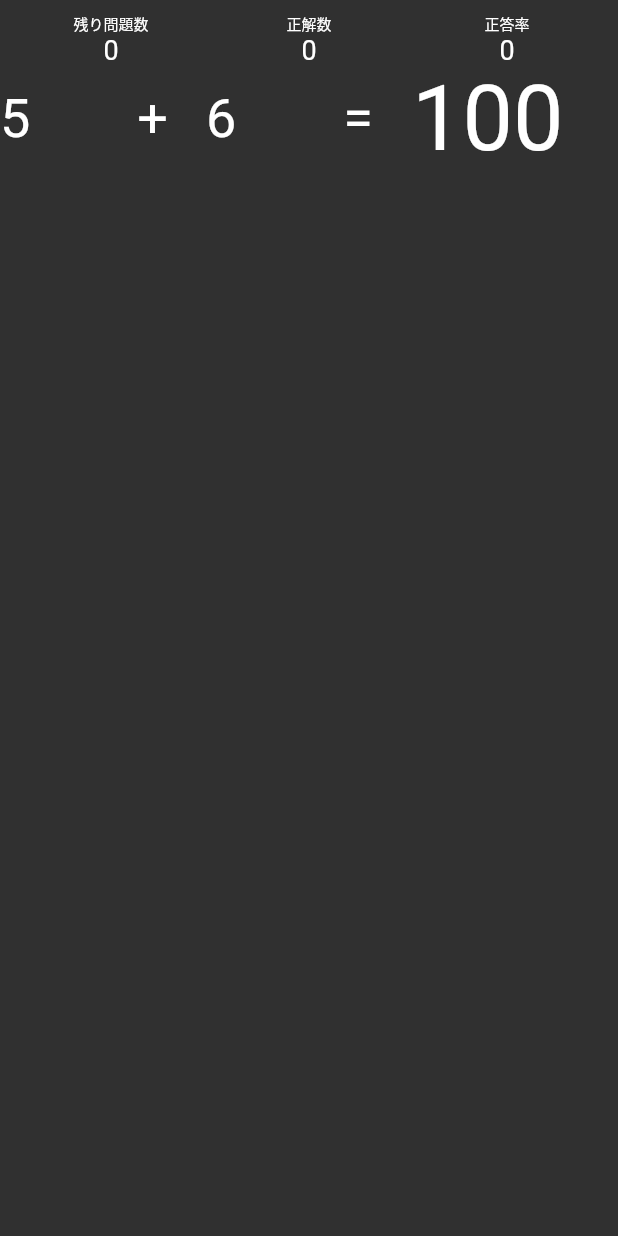
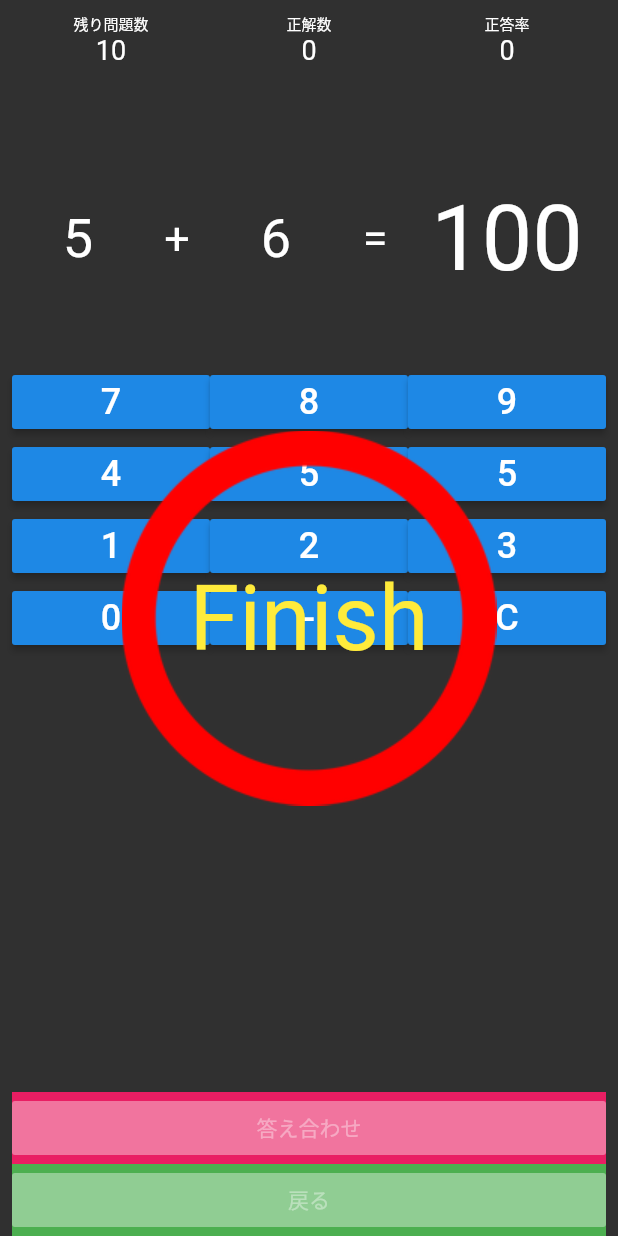
Before and after one commit to RYgithub1/calc_training, a Flutter app: the screen it shows after launch, after a tap on "START", on a phone screen of 412 x 824 dp. Run offline on Flutter 3.47's test engine with Material 2 defaults, Android fonts, the phone set to English and light mode, and no system bars.

Commit message:
add_testScreenView

```diff
--- a/lib/screens/home_screen.dart
+++ b/lib/screens/home_screen.dart
@@ -50,12 +50,14 @@ class _HomeScreenState extends State<HomeScreen> {
 
     return Scaffold(
       body: SafeArea(  // wrap by SafeArea -> multiDevise
+        child: Padding(
+          padding: const EdgeInsets.all(8.0),
           child: Center(
             child: Column(
               children: <Widget>[
 
                 Image.asset("assets/images/image_title.png"),
-              const SizedBox(height: 16.0),
+                const SizedBox(height: 50.0),
 
                 const Text(
                   "select number and push START",
@@ -102,6 +104,7 @@ class _HomeScreenState extends State<HomeScreen> {
             ),
           ),
         ),
+      ),
     );
   }
 
--- a/lib/screens/test_screen.dart
+++ b/lib/screens/test_screen.dart
@@ -16,32 +16,51 @@ class TestScreen extends StatefulWidget {
 
 
 class _TestScreenState extends State<TestScreen> {
+  // --- number ---
   // String numberOfRemaining;
   int numberOfRemaining = 0;
-  // var numberOfCorect;
-  int numberOfCorect = 0;
+  // var numberOfCorrect;
+  int numberOfCorrect = 0;
   // var numberOfRate;
   int numberOfRate = 0;
 
+  // --- question ---
   int questionLeft = 5;
-  int questionRight = 06;
+  int questionRight = 6;
   String operator = "+";
-  String answerString = "100";
+  String answerString = "100";  // minus -> String
+
+  // --- judge sound ---
+  @override
+  void initState() {
+    super.initState();
+    numberOfCorrect = 0;  // sound発生に合わせ、表示数字を0クリアするため
+    numberOfRate = 0;
+    numberOfRemaining = widget.numberOfQuestions; // 書き換える。
+
+    setQuestion();
+      }
+
 
 
       @override
       Widget build(BuildContext context) {
         return SafeArea(
               child: Scaffold(
-            body: Column(
+                body: Stack(
+                  children: <Widget>[
+                    Column(  // 上にstackするもの程下に書く -> 階層に注意
                       children: <Widget>[
                         _scorePart(),  // score表示部分
                         _questionPart(), // 問題表示部分
-                _calcButton(), // 電卓ボタン
+                        _calcButtons(), // 電卓ボタン
                         _answerCheckButton(), // 答え合わせボタン
                         _backButton(), // 戻るボタン
                       ],
-
+                    ),
+                    _correctIncorrectImage(),  // 上に重ねる丸バツをColumnと並列階層に
+                    _endMessage(),  //上に重ねるメッセージも
+                  ],
                 ),
           ),
         );
@@ -66,7 +85,7 @@ class _TestScreenState extends State<TestScreen> {
                   // 変化するので変数
                   // comm. -> create field -> type
                   Center(child: Text(numberOfRemaining.toString(), style: TextStyle(fontSize: 18.0),)),
-              Center(child: Text(numberOfCorect.toString(), style: TextStyle(fontSize: 18.0),)),
+                  Center(child: Text(numberOfCorrect.toString(), style: TextStyle(fontSize: 18.0),)),
                   Center(child: Text(numberOfRate.toString(), style: TextStyle(fontSize: 18.0),)),
                 ]
               ),
@@ -77,33 +96,121 @@ class _TestScreenState extends State<TestScreen> {
 
       Widget _questionPart() {
         // return Container();
-    return Row(
+        return Padding(
+          padding: const EdgeInsets.only(top:80.0, right:8.0, left:8.0),
+          child: Row(
             children: <Widget>[
-        Expanded(flex:2, child: Text(questionLeft.toString(), style: TextStyle(fontSize: 36.0),)),
-        Expanded(flex:1, child: Text(operator, style:  TextStyle(fontSize: 36.0),)),
-        Expanded(flex:2, child: Text(questionRight.toString(), style:  TextStyle(fontSize: 36.0),)),
-        Expanded(flex:1, child: Text("=", style:  TextStyle(fontSize: 36.0),)),
-        Expanded(flex:3, child: Text(answerString, style:  TextStyle(fontSize: 60.0),)),
-
+              Expanded(flex:2, child: Center(child: Text(questionLeft.toString(), style: TextStyle(fontSize: 36.0),),),),
+              // Expanded(flex:2, Widget: Center(child: Text(questionLeft.toString(), style: TextStyle(fontSize: 36.0),),),),
+              Expanded(flex:1, child: Center(child: Text(operator, style:  TextStyle(fontSize: 30.0),))),
+              Expanded(flex:2, child: Center(child: Text(questionRight.toString(), style:  TextStyle(fontSize: 36.0),))),
+              Expanded(flex:1, child: Center(child: Text("=", style:  TextStyle(fontSize: 30.0),))),
+              Expanded(flex:3, child: Center(child: Text(answerString, style:  TextStyle(fontSize: 60.0),))),
             ],
+          ),
         );
       }
 
-  Widget _calcButton() {
-    return Container();
+      Widget _calcButtons() {  // 最後に書くあまりのスペース全体へ拡大、テーブル使おう、機能同じ外だしメソ
+        // return Container(
+        return Expanded(  // デザインから下方にボタン＝間にスペースをexpandedで作成
+          child: Padding(
+            padding: const EdgeInsets.only(top:50.0, right:8.0, left:8.0),
+            child: Table(
+              children: [
+                TableRow(
+                  children: [
+                    // _calcButton(),
+                    _calcButton(7.toString()),
+                    _calcButton("8"),
+                    _calcButton("9"),
+                  ]
+                ),
+                TableRow(
+                  children: [
+                    _calcButton("4"),
+                    _calcButton("5"),
+                    _calcButton("5"),
+                  ]
+                ),
+                TableRow(
+                  children: [
+                    _calcButton("1"),
+                    _calcButton("2"),
+                    _calcButton("3"),
+                  ]
+                ),
+                TableRow(
+                  children: [
+                    _calcButton("0"),
+                    _calcButton("-"),
+                    _calcButton("C"),
+                  ]
+                ),
+              ],
+            ),
+          ),
+        );
+      }
+      Widget _calcButton(String numString) {
+        return RaisedButton(
+          onPressed: () => print(numString),
+          child: Text(numString, style: TextStyle(fontSize: 24.0)),
+        );
+
       }
 
 
 
       Widget _answerCheckButton() {
-    return Container();
+        return Padding(
+          padding: const EdgeInsets.only(top:20.0, right:8.0, left:8.0),
+          child: SizedBox(
+            width: double.infinity,
+            child: Container(
+              color: Colors.pink,
+              child: RaisedButton(  // 横に広げたいSizedBox and width
+                onPressed: null,
+                child: Text("答え合わせ", style: TextStyle(fontSize: 14.0),),
+              ),
+            ),
+          ),
+        );
+      }
+
+      Widget _backButton() {
+        return Padding(
+          // padding: const EdgeInsets.only(top:10.0, right:8.0, bottom:10.0, left:8.0),
+          padding: const EdgeInsets.only(right:8.0, left:8.0),
+          child: Container(
+            // color: Colors.green,
+            child: SizedBox(
+              width: double.infinity,
+              child: Container(
+                color: Colors.green,
+                child: RaisedButton(
+                  // color: Colors.green,
+                  onPressed: null,
+                  child: Text("戻る", style: TextStyle(fontSize: 14.0),)
+                ),
+              ),
+            ),
+          ),
+        );
 
       }
 
-  Widget _backButton() {
-    return Container();
+      // --- 上に重ねるもの程下に書く ---
+      Widget _correctIncorrectImage() {  // 重ねるマルバツ
+        return Center(child: Image.asset("assets/images/pic_correct.png"));
+      }
+      Widget _endMessage() { // 重ねるメッセージ
+        return Center(child: Text("Finish", style: TextStyle(fontSize: 60, color: Colors.yellow),));
+      }
 
-  }
+      // --- 効果音 ---
+      void setQuestion() {}
+
 }
 
 
```
Lines whose indentation alone changed are shown as unchanged.
